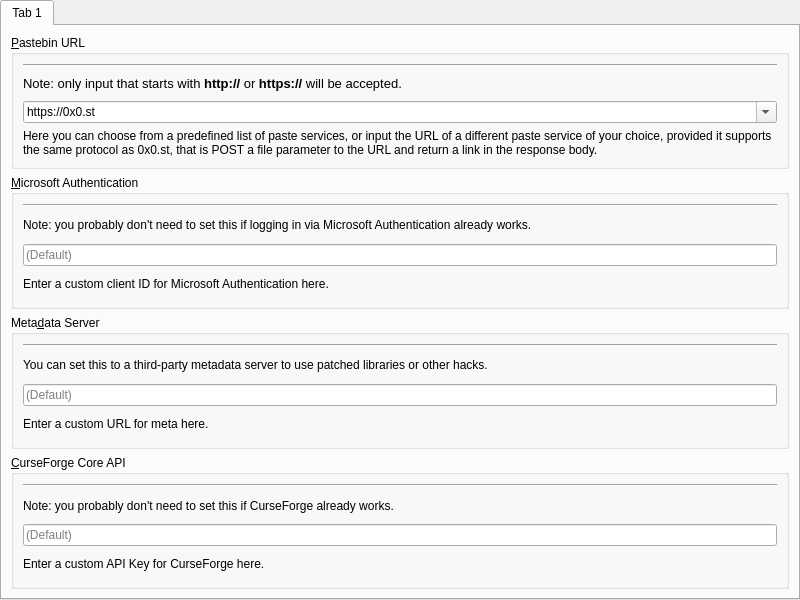
PolyMC/PolyMC, file launcher/ui/pages/global/APIPage.ui: the form before one commit.
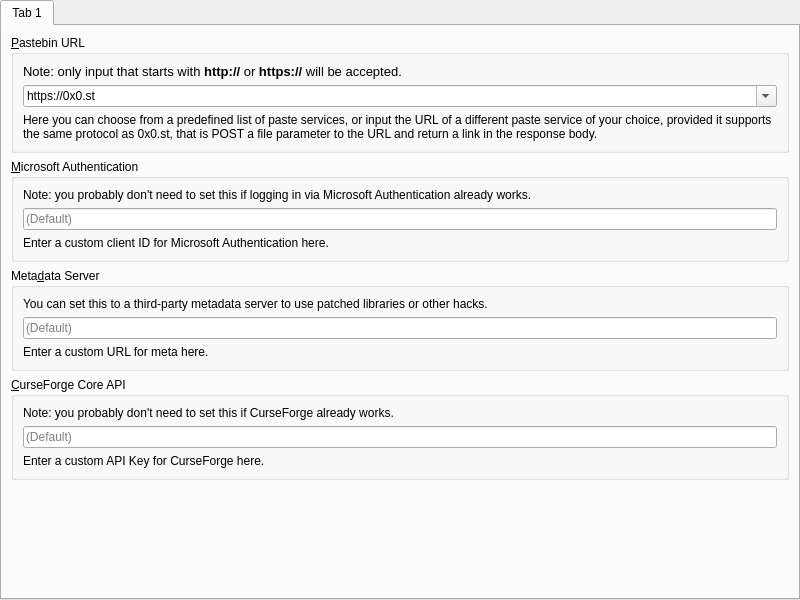
The form after the commit.

Commit message: fix: improve spacing in APIPage

Diff of the .ui file:
```diff
--- a/launcher/ui/pages/global/APIPage.ui
+++ b/launcher/ui/pages/global/APIPage.ui
@@ -39,13 +39,6 @@
           <string>&amp;Pastebin URL</string>
          </property>
          <layout class="QVBoxLayout" name="verticalLayout_3">
-          <item>
-           <widget class="Line" name="line">
-            <property name="orientation">
-             <enum>Qt::Horizontal</enum>
-            </property>
-           </widget>
-          </item>
           <item>
            <widget class="QLabel" name="label_2">
             <property name="font">
@@ -101,13 +94,6 @@
           <string>&amp;Microsoft Authentication</string>
          </property>
          <layout class="QVBoxLayout" name="verticalLayout_4">
-          <item>
-           <widget class="Line" name="line_2">
-            <property name="orientation">
-             <enum>Qt::Horizontal</enum>
-            </property>
-           </widget>
-          </item>
           <item>
            <widget class="QLabel" name="label_3">
             <property name="text">
@@ -153,13 +139,6 @@
           <string>Meta&amp;data Server</string>
          </property>
          <layout class="QVBoxLayout" name="verticalLayout_5">
-          <item>
-           <widget class="Line" name="line_3">
-            <property name="orientation">
-             <enum>Qt::Horizontal</enum>
-            </property>
-           </widget>
-          </item>
           <item>
            <widget class="QLabel" name="label_5">
             <property name="text">
@@ -208,13 +187,6 @@
           <string>&amp;CurseForge Core API</string>
          </property>
          <layout class="QVBoxLayout" name="verticalLayout_6">
-          <item>
-           <widget class="Line" name="line_4">
-            <property name="orientation">
-             <enum>Qt::Horizontal</enum>
-            </property>
-           </widget>
-          </item>
           <item>
            <widget class="QLabel" name="label_8">
             <property name="text">
@@ -251,6 +223,19 @@
          </layout>
         </widget>
        </item>
+       <item>
+        <spacer name="verticalSpacer">
+         <property name="orientation">
+          <enum>Qt::Vertical</enum>
+         </property>
+         <property name="sizeHint" stdset="0">
+          <size>
+           <width>20</width>
+           <height>40</height>
+          </size>
+         </property>
+        </spacer>
+       </item>
       </layout>
      </widget>
     </widget>
```
